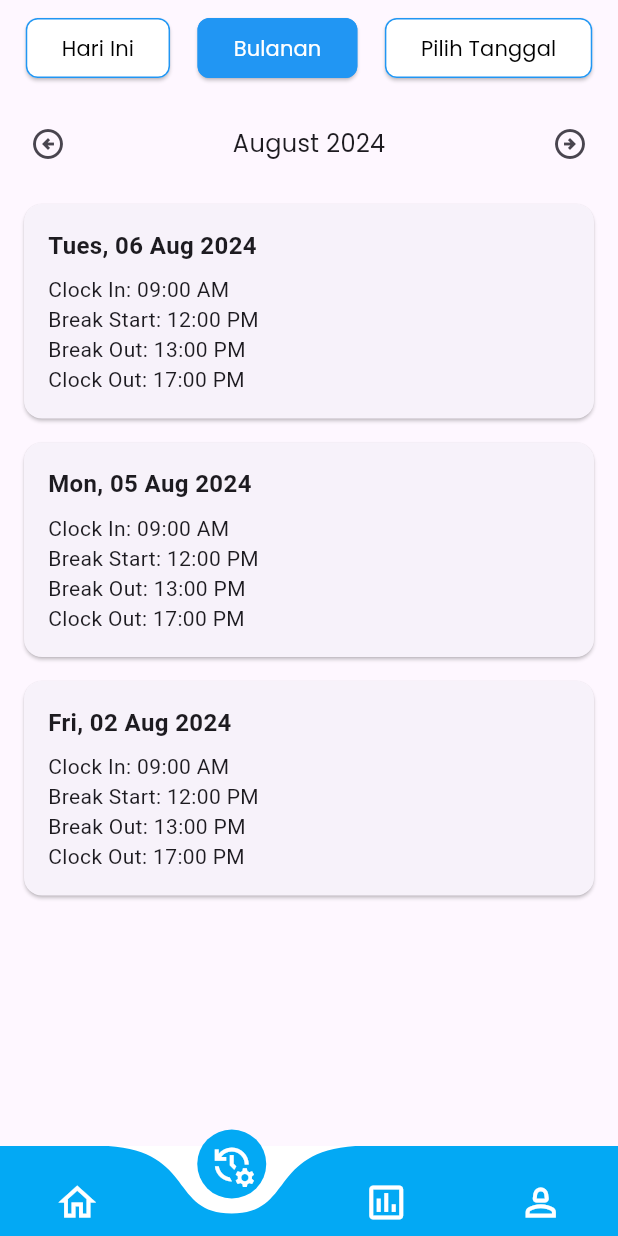
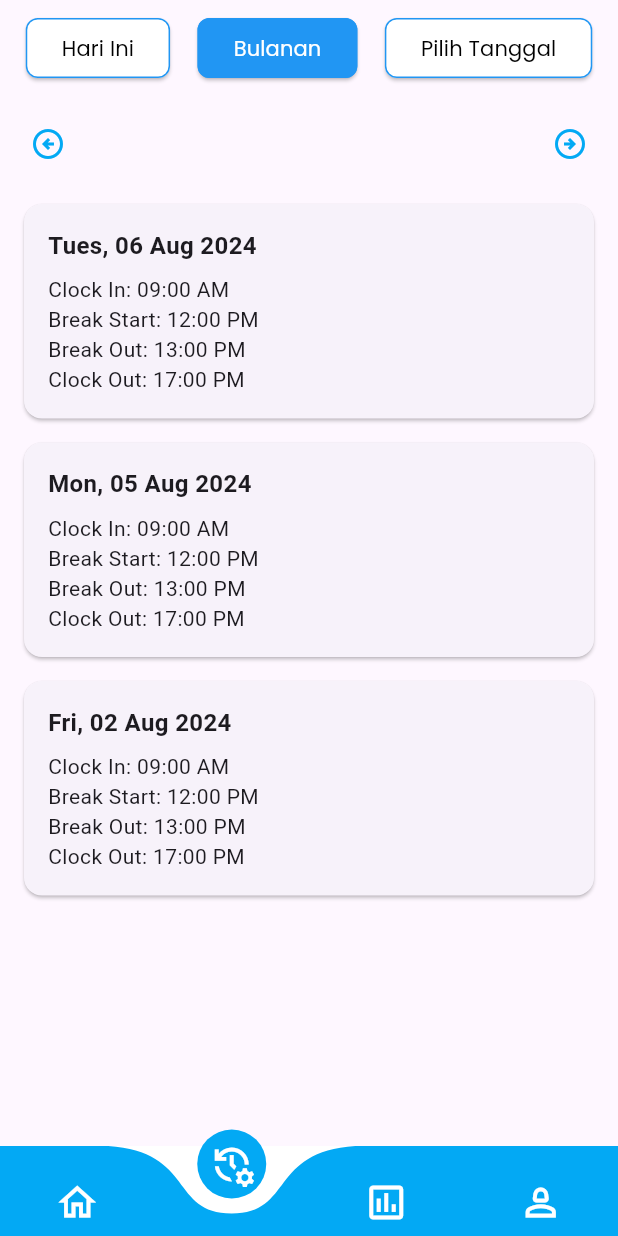
Before and after one commit to salsabilaazzahraa/AttendanceProjectBack-End, a Flutter app: the ActivityScreen screen opened directly, on a phone screen of 412 x 824 dp. Run offline on Flutter 3.47's test engine with Material 3 defaults, Android fonts, the phone set to English and light mode, and no system bars; drawn by our look-alikes of curved_navigation_bar; our stand-ins replace dio, google_fonts, shared_preferences; accounts and stored records are empty.

Commit message:
initial commit

```diff
--- a/aurora_presence_flutter/lib/screens/activity_screen.dart
+++ b/aurora_presence_flutter/lib/screens/activity_screen.dart
@@ -216,17 +216,21 @@ class _ActivityScreenState extends State<ActivityScreen> {
                 mainAxisAlignment: MainAxisAlignment.spaceBetween,
                 children: [
                 IconButton(
-                    icon: Icon(Icons.arrow_circle_left_outlined),
+                icon: Icon(
+                Icons.arrow_circle_left_outlined,
+                color: Colors.lightBlue, // Warna light blue untuk ikon
+                ),
                 onPressed: () => _onMonthChanged(false),
                 ),
-                  Text(
-                    DateFormat('MMMM yyyy').format(currentMonth),
-                    style: TextStyle(fontFamily: 'Poppins', fontSize: 16),
+
+              IconButton(
+              icon: Icon(
+              Icons.arrow_circle_right_outlined,
+              color: Colors.lightBlue, // Warna light blue untuk ikon
              ),
-                  IconButton(
-                    icon: Icon(Icons.arrow_circle_right_outlined),
             onPressed: () => _onMonthChanged(true),
             ),
+
                 ],
               ),
             ),
```
Lines whose indentation alone changed are shown as unchanged.
